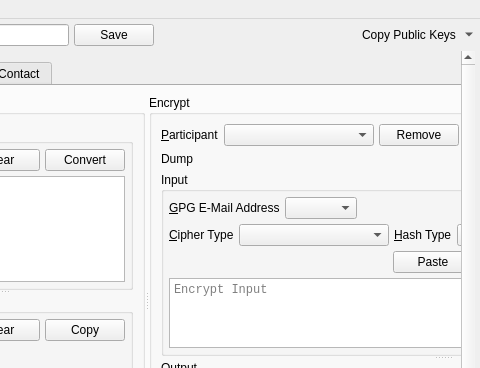
textbrowser/spot-on, file branches/trunk/UI/spot-on-rosetta.ui: the form before one commit; both pictures show x 170 to 650 and y 0 to 368 of the 650 by 550 pixel window.
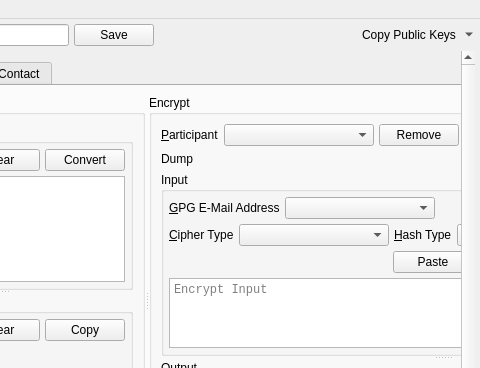
The form after the commit. Icons and pictures are not drawn.

Diff of the .ui file:
```diff
--- a/branches/trunk/UI/spot-on-rosetta.ui
+++ b/branches/trunk/UI/spot-on-rosetta.ui
@@ -468,6 +468,9 @@
                         <property name="sizeAdjustPolicy">
                          <enum>QComboBox::AdjustToContents</enum>
                         </property>
+                        <property name="minimumContentsLength">
+                         <number>15</number>
+                        </property>
                        </widget>
                       </item>
                       <item>
```
